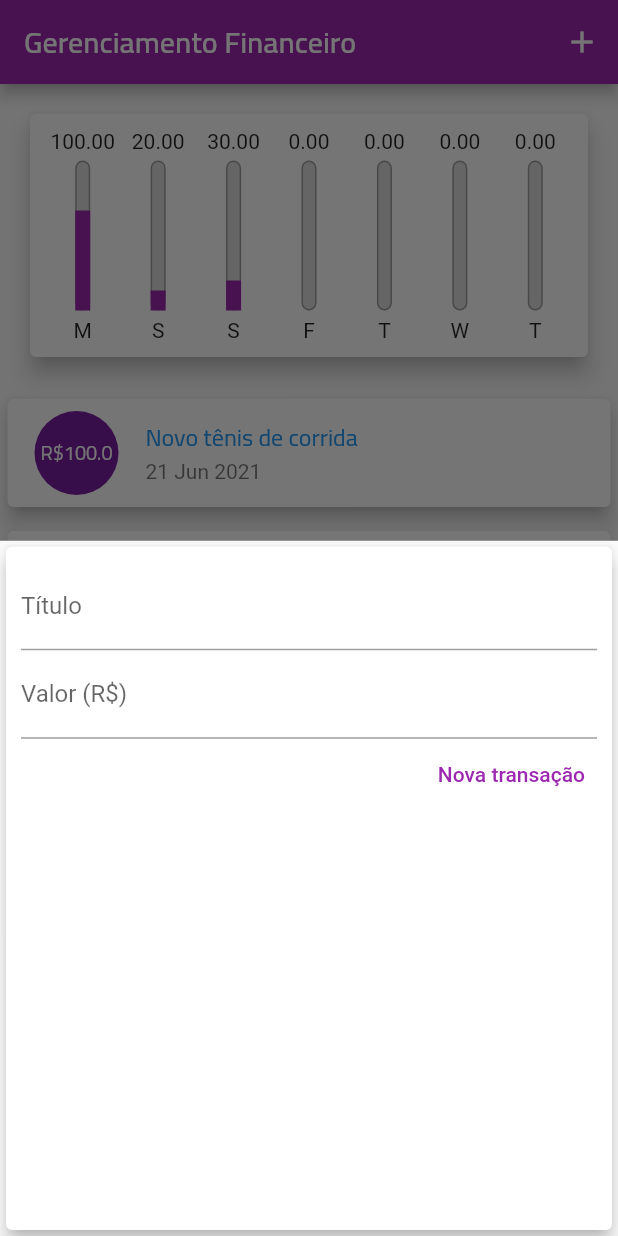
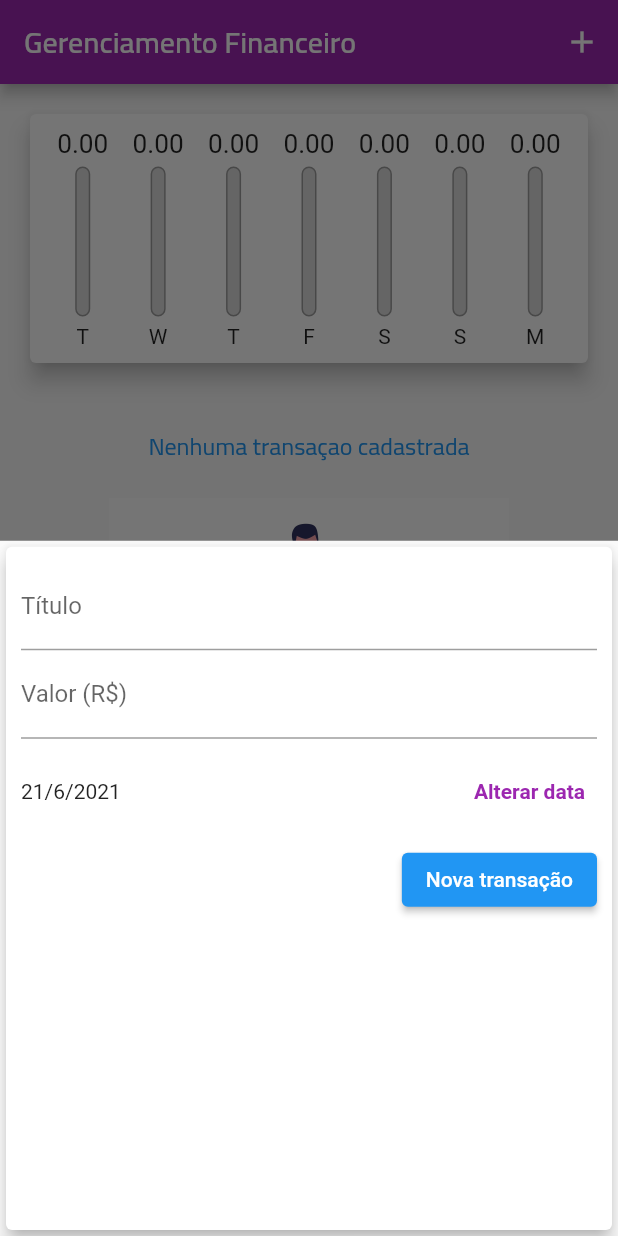
Before and after one commit to thiago-anjos/flutter-expenses, a Flutter app: the screen it shows after launch, after a tap on the "add" icon, on a phone screen of 412 x 824 dp. Run offline on Flutter 3.47's test engine with Material 2 defaults, Android fonts, the phone set to English and light mode, and no system bars.

Commit message:
exlusão lista

```diff
--- a/lib/components/chart.dart
+++ b/lib/components/chart.dart
@@ -26,7 +26,7 @@ class Chart extends StatelessWidget {
         'day': DateFormat.E().format(weekDay)[0],
         'value': totalSum,
       };
-    });
+    }).reversed.toList();
   }
 
   Chart(this.recentTransaction);
@@ -53,7 +53,9 @@ class Chart extends StatelessWidget {
               child: ChartBar(
                 label: tr['day'] as String,
                 value: tr['value'] as double,
-                percentage: (tr['value'] as double) / _weekTotalValue,
+                percentage: _weekTotalValue == 0
+                    ? 0
+                    : (tr['value'] as double) / _weekTotalValue,
               ),
             );
           }).toList(),
--- a/lib/components/chart_bar.dart
+++ b/lib/components/chart_bar.dart
@@ -15,9 +15,10 @@ class ChartBar extends StatelessWidget {
   @override
   Widget build(BuildContext context) {
     return Column(children: [
-      FittedBox(
-          child: Text(
-              '${value.toStringAsFixed(2)}')), //o FittedBox diminui o tamanho do texto para caber dentro do box
+      Container(
+        height: 20,
+        child: FittedBox(child: Text('${value.toStringAsFixed(2)}')),
+      ), //o FittedBox diminui o tamanho do texto para caber dentro do box
       SizedBox(
         height: 5,
       ),
--- a/lib/components/transaction_form.dart
+++ b/lib/components/transaction_form.dart
@@ -1,7 +1,8 @@
 import 'package:flutter/material.dart';
+import 'package:intl/intl.dart';
 
 class TransactionForm extends StatefulWidget {
-  final void Function(String, double) onSubmit;
+  final void Function(String, double, DateTime) onSubmit;
 
   TransactionForm(this.onSubmit);
 
@@ -10,15 +11,30 @@ class TransactionForm extends StatefulWidget {
 }
 
 class _TransactionFormState extends State<TransactionForm> {
-  final titleController = TextEditingController();
-
-  final valueController = TextEditingController();
+  final _titleController = TextEditingController();
+  final _valueController = TextEditingController();
+  late DateTime _selectedDate = DateTime.now();
 
   _submitForm() {
-    final title = titleController.text;
-    final value = double.tryParse(valueController.text) ?? 0.0;
+    final title = _titleController.text;
+    final value = double.tryParse(_valueController.text) ?? 0.0;
     if (title.isEmpty || value <= 0) return;
-    widget.onSubmit(title, value);
+    widget.onSubmit(title, value, _selectedDate);
+  }
+
+  _showDatePicker() {
+    showDatePicker(
+      context: context,
+      initialDate: DateTime.now(),
+      firstDate: DateTime(2021),
+      lastDate: DateTime.now(),
+    ).then((value) {
+      return value != null
+          ? setState(() {
+              _selectedDate = value;
+            })
+          : null;
+    });
   }
 
   @override
@@ -31,21 +47,37 @@ class _TransactionFormState extends State<TransactionForm> {
           children: [
             TextField(
               decoration: InputDecoration(labelText: 'Título'),
-              controller: titleController,
+              controller: _titleController,
             ),
             TextField(
               decoration: InputDecoration(labelText: 'Valor (R\$)'),
-              controller: valueController,
+              controller: _valueController,
               keyboardType: TextInputType.numberWithOptions(decimal: true),
               onSubmitted: (_) => _submitForm(),
+            ),
+            Container(
+              height: 70,
+              child: Row(
+                children: <Widget>[
+                  Expanded(
+                      child: Text(DateFormat('dd/M/y').format(_selectedDate))),
+                  TextButton(
+                    onPressed: _showDatePicker,
+                    child: Text('Alterar data'),
+                    style: TextButton.styleFrom(
+                        textStyle: TextStyle(
+                      fontWeight: FontWeight.bold,
+                    )),
+                  )
+                ],
+              ),
             ),
             Row(
               mainAxisAlignment: MainAxisAlignment.end,
               children: [
-                TextButton(
+                ElevatedButton(
                   onPressed: _submitForm,
                   child: Text('Nova transação'),
-                  style: TextButton.styleFrom(primary: Colors.purple),
                 ),
               ],
             )
--- a/lib/components/transaction_list.dart
+++ b/lib/components/transaction_list.dart
@@ -49,6 +49,11 @@ class TransactionList extends StatelessWidget {
                       style: Theme.of(context).textTheme.headline6,
                     ),
                     subtitle: Text(DateFormat('d MMM y').format(tr.date)),
+                    trailing: IconButton(
+                      icon: Icon(Icons.delete),
+                      color: Theme.of(context).errorColor,
+                      onPressed: () {},
+                    ),
                   ),
                 );
               },
--- a/lib/main.dart
+++ b/lib/main.dart
@@ -16,6 +16,11 @@ class ExpensesApp extends StatelessWidget {
           primarySwatch: Colors.purple,
           accentColor: Colors.amber,
           fontFamily: 'Cairo',
+          elevatedButtonTheme: ElevatedButtonThemeData(
+            style: ElevatedButton.styleFrom(
+              primary: Colors.blue,
+            ),
+          ),
           textTheme: ThemeData.light().textTheme.copyWith(
               headline6: TextStyle(
                   fontFamily: 'Cairo', fontSize: 16, color: Colors.blue)),
@@ -36,21 +41,22 @@ class MyHomePage extends StatefulWidget {
 
 class _MyHomePage extends State<StatefulWidget> {
   final List<Transaction> _transactions = [
-    Transaction(
-        id: 't1',
-        title: 'Novo tênis de corrida',
-        value: 100,
-        date: DateTime.now().subtract(Duration(days: 0))),
-    Transaction(
-        id: 't2',
-        title: 'Conta de Luz',
-        value: 20,
-        date: DateTime.now().subtract(Duration(days: 1))),
-    Transaction(
-        id: 't3',
-        title: 'Conta de aguas',
-        value: 30,
-        date: DateTime.now().subtract(Duration(days: 2))),
+    // Transaction(
+    //     id: 't1',
+    //     title: 'Novo tênis de corrida',
+    //     value: 100,
+    //     date: DateTime.now().subtract(Duration(days: 2))),
+    // Transaction(
+    //     id: 't2',
+    //     title: 'Conta de Luz',
+    //     value: 20,
+    //     date: DateTime.now().subtract(Duration(days: 1))),
+    // Transaction(
+    //     id: 't3',
+    //     title: 'Conta de aguas',
+    //     value: 30,
+    //     date: DateTime.now().subtract(Duration(days: 2))),
+    // Transaction(id: 't4', title: 'Convenio', value: 400, date: DateTime.now()),
   ];
 
   List<Transaction> get _recentTransactions {
@@ -61,18 +67,19 @@ class _MyHomePage extends State<StatefulWidget> {
 
   _openTransactionFormModal(BuildContext context) {
     showModalBottomSheet(
-        context: context,
-        builder: (_) {
-          return TransactionForm(_addTransaction);
-        });
+      context: context,
+      builder: (_) {
+        return TransactionForm(_addTransaction);
+      },
+    );
   }
 
-  _addTransaction(String title, double value) {
+  _addTransaction(String title, double value, DateTime date) {
     final newTransaction = Transaction(
         id: Random().nextDouble().toString(),
         title: title,
         value: value,
-        date: DateTime.now());
+        date: date);
 
     setState(() {
       _transactions.add(newTransaction);
```
